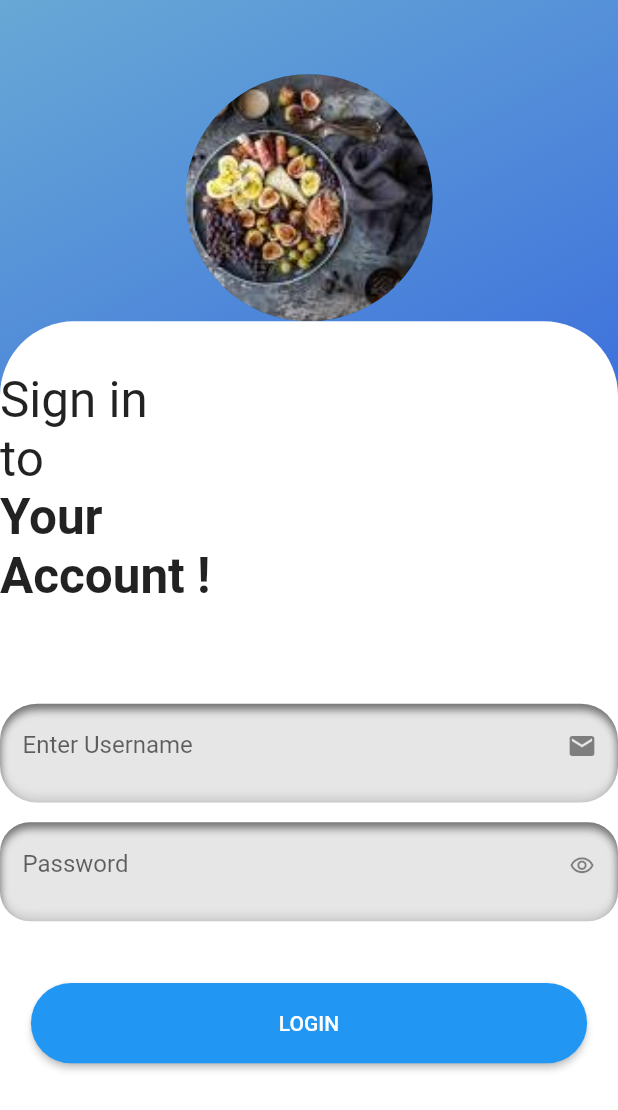
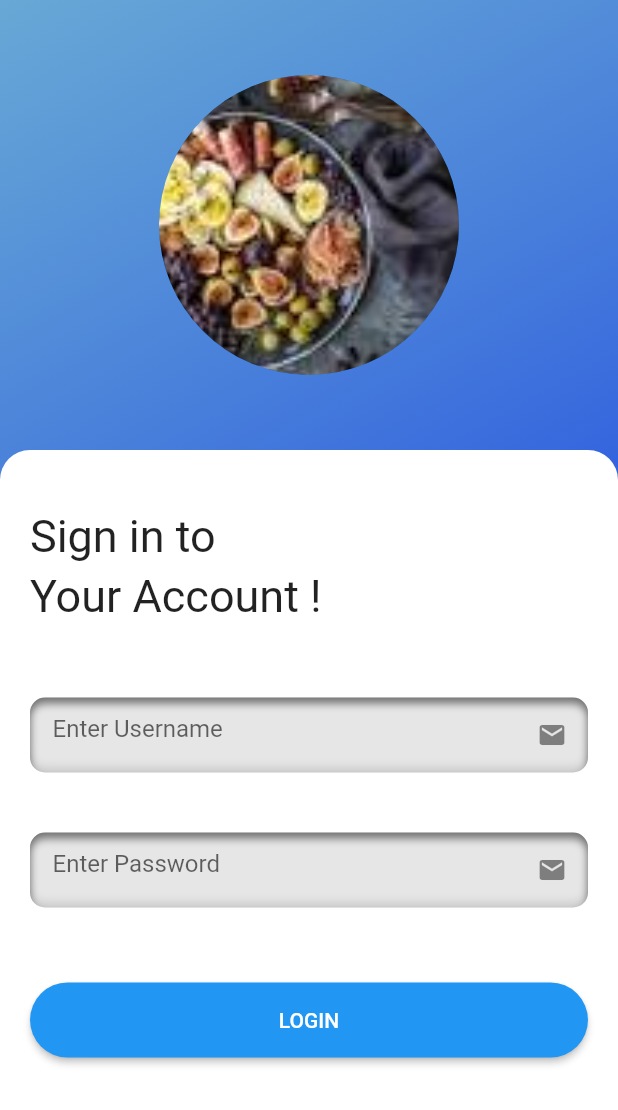
Before and after one commit to mg137137/RTO_Flutter, a Flutter app: the screen it shows after launch, on a phone screen of 412 x 824 dp. Shown: the top 1110 px of the screen. Run offline on Flutter 3.47's test engine with Material 2 defaults, Android fonts, the phone set to English and light mode, and no system bars; our stand-ins replace flutter_inset_box_shadow, shared_preferences.

Commit message:
login ui chang

```diff
--- a/lib/loginpage.dart
+++ b/lib/loginpage.dart
@@ -91,11 +91,15 @@ class _Login_PageState extends State<Login_Page> {
     double FixedWidth = MediaQuery.of(context).size.width;
 
     return Scaffold(
-      body: SafeArea(
-        child: SingleChildScrollView(
+      body: SingleChildScrollView(
+        physics: ClampingScrollPhysics(),
+        child: Column(
+          children: [
+            Stack(
+              children: [
+                Positioned(
                   child: Container(
-          height: FixedHeight,
-          width: FixedWidth,
+                    padding: EdgeInsets.only(bottom: 500,top: 50),
                     decoration: const BoxDecoration(
                         gradient: LinearGradient(
                             begin: Alignment.topLeft,
@@ -104,55 +108,68 @@ class _Login_PageState extends State<Login_Page> {
                               Color(0xd34897ce),
                               Color(0xff0724e7),
                             ])),
-          child: Column(
-            mainAxisAlignment: MainAxisAlignment.spaceBetween,
-            children: [
-              // Circle Image
-              Container(
-                  margin: EdgeInsets.fromLTRB(0, FixedHeight * 0.06, 0, 0),
-                  height: FixedHeight * 0.2,
-                  width: FixedWidth * 0.4,
-                  child: const CircleAvatar(
-                    backgroundImage: AssetImage('assets/download.jpg'),
-                  )),
-
-              Container(
-                // height: FixedHeight*0.6,
-                width: FixedWidth,
-                decoration: BoxDecoration(
+                    width: MediaQuery.of(context).size.width,
+                    child: CircleAvatar(
+                        radius: 100,
+                        backgroundImage: AssetImage('assets/download.jpg')),
+                  ),
+                ),
+                Positioned(
+                  top: 300,
+                  left: 0,
+                  right: 0,
+                  child: Container(
+                    height: 600,
+                    decoration: const BoxDecoration(
                       color: Colors.white,
                       borderRadius: BorderRadius.only(
-                      topRight: Radius.circular(FixedHeight * 0.06),
-                      topLeft: Radius.circular(FixedHeight * 0.06)),
+                          topRight: Radius.circular(20),
+                          topLeft: Radius.circular(20)),
                     ),
+                    child: Padding(
+                      padding: const EdgeInsets.symmetric(horizontal: 20),
                       child: Column(
-                  crossAxisAlignment: CrossAxisAlignment.center,
                         children: [
-                    Container(
-                      padding: EdgeInsets.fromLTRB(
-                          0, FixedHeight * 0.04, FixedHeight * 0.34, 0),
+                          Padding(
+                            padding: const EdgeInsets.only(top: 40),
+                            child: Row(
+                              children: [
+                                Expanded(
+                                  child: Container(
                                     child: Text(
                                       'Sign in to',
                                       style: TextStyle(
-                          fontSize: FixedHeight * 0.04,
+                                        fontSize: 30,
                                       ),
                                     ),
                                   ),
-                    Container(
-                      padding: EdgeInsets.fromLTRB(0, 0, FixedHeight * 0.24, 0),
-                      child: Text(
+                                ),
+                              ],
+                            ),
+                          ),
+                          Padding(
+                            padding: const EdgeInsets.only(top: 5),
+                            child: Row(
+                              children: [
+                                Expanded(
+                                  child: Container(
+                                    child: const Text(
                                       'Your Account !',
                                       style: TextStyle(
-                            fontSize: FixedHeight * 0.04,
-                            fontWeight: FontWeight.bold),
+                                        fontSize: 30,
                                       ),
                                     ),
-                    SizedBox(height: FixedHeight * 0.08),
+                                  ),
+                                ),
+                              ],
+                            ),
+                          ),
+                          SizedBox(height: 50,),
                           Container(
-                      height: FixedHeight * 0.08,
-                      width: FixedHeight * 0.5,
+                            height: 50,
+                            width: MediaQuery.of(context).size.width,
                             decoration: BoxDecoration(
-                        borderRadius: BorderRadius.circular(FixedHeight * 0.03),
+                              borderRadius: BorderRadius.circular(10),
                               color: const Color.fromRGBO(0, 0, 0, 0.10),
                               boxShadow: const [
                                 BoxShadow(
@@ -169,9 +186,9 @@ class _Login_PageState extends State<Login_Page> {
                                 ),
                               ],
                             ),
-                      child: TextField(
+                            child:  TextField(
                               controller: _usernameController,
-                        decoration: const InputDecoration(
+                              decoration: InputDecoration(
                                 // filled: true,
                                 // fillColor: Color.fromRGBO(0, 0, 0, 0.10),
                                 border: InputBorder.none,
@@ -191,14 +208,12 @@ class _Login_PageState extends State<Login_Page> {
                               ),
                             ),
                           ),
-                    SizedBox(
-                      height: FixedHeight * 0.016,
-                    ),
+                          SizedBox(height: 40,),
                           Container(
-                      height: FixedHeight * 0.08,
-                      width: FixedHeight * 0.5,
+                            height: 50,
+                            width: MediaQuery.of(context).size.width,
                             decoration: BoxDecoration(
-                        borderRadius: BorderRadius.circular(20),
+                              borderRadius: BorderRadius.circular(10),
                               color: const Color.fromRGBO(0, 0, 0, 0.10),
                               boxShadow: const [
                                 BoxShadow(
@@ -215,45 +230,33 @@ class _Login_PageState extends State<Login_Page> {
                                 ),
                               ],
                             ),
-                      child: TextField(
+                            child:  TextField(
                                controller: _passwordController,
-                        decoration: const InputDecoration(
+                              decoration: InputDecoration(
                                 // filled: true,
                                 // fillColor: Color.fromRGBO(0, 0, 0, 0.10),
                                 border: InputBorder.none,
                                 // labelText: 'Email Address',
                                 contentPadding: EdgeInsets.fromLTRB(15, 18, 10, 20),
+                                // border: OutlineInputBorder(
+                                //     // borderSide: BorderSide(color: Colors.white),
+                                //     // borderRadius: BorderRadius.circular(10.0),
+                                // ),
 
-                          hintText: 'Password',
+                                hintText: 'Enter Password',
                                 isDense: true,
                                 suffixIcon: Icon(
-                            Icons.remove_red_eye_outlined,
-                            size: 17,
+                                  Icons.mail,
+                                  size: 20,
                                 ),
                               ),
                             ),
                           ),
-
-                    // For Forgot Password Text
-                    // Padding(
-                    //   padding: const EdgeInsets.fromLTRB(20, 10, 40, 20),
-                    //   child: Row(
-                    //     mainAxisAlignment: MainAxisAlignment.end,
-                    //     children: const [
-                    //       Text(
-                    //         'Forgot Password',
-                    //         style: TextStyle(color: Colors.blueAccent),
-                    //       )
-                    //     ],
-                    //   ),
-                    // ),
-
                           Container(
-                      margin: EdgeInsets.fromLTRB(
-                          0, FixedHeight * 0.05, 0, FixedHeight * 0.16),
+                            margin: EdgeInsets.only(top: 50),
                             child: SizedBox(
-                        height: FixedHeight * 0.065,
-                        width: FixedHeight * 0.45,
+                              height: 50,
+                              width: MediaQuery.of(context).size.width,
                               child: ElevatedButton(
                                 child: const Text('LOGIN'),
                                 onPressed: () {
@@ -274,9 +277,12 @@ class _Login_PageState extends State<Login_Page> {
                         ],
                       ),
                     ),
+                  ),
+                )
+              ],
+            )
           ],
         ),
-        )),
       ),
     );
   }
--- a/lib/main.dart
+++ b/lib/main.dart
@@ -1,5 +1,7 @@
 import 'package:flutter/material.dart' hide BoxDecoration, BoxShadow;
 import 'package:rto_flutter/loginpage.dart';
+
+import 'newlogin.dart';
 
 void main() {
   runApp(const MyApp());
```
Also changed, not shown: 4 other files. Lines whose indentation alone changed are shown as unchanged.
